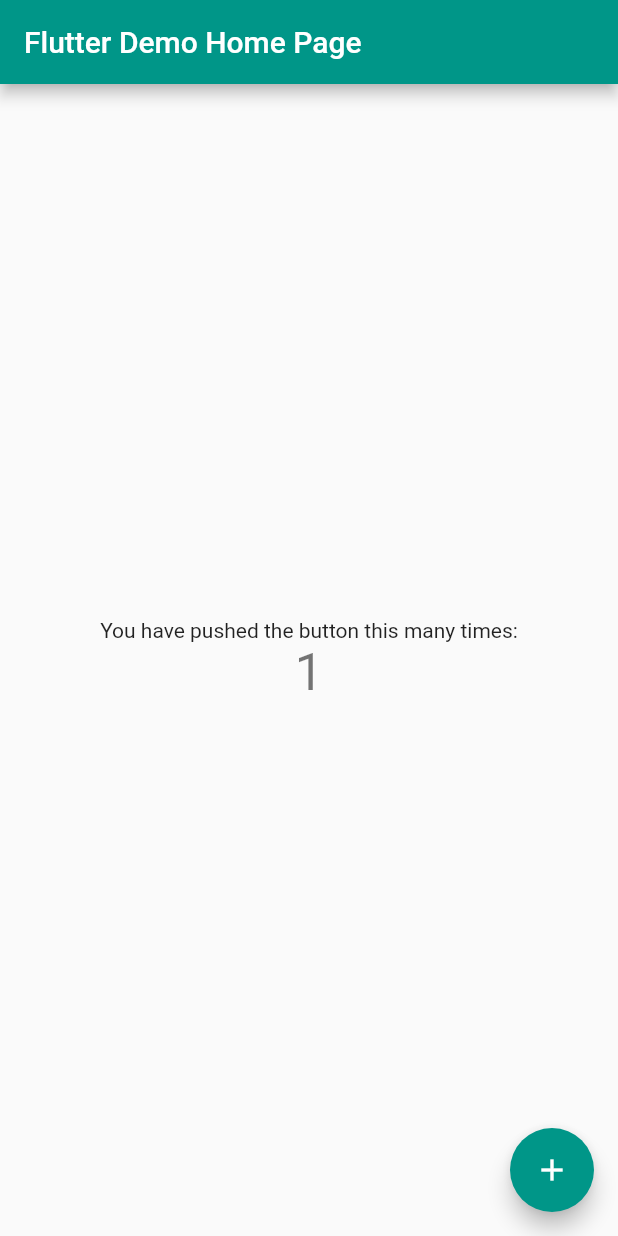
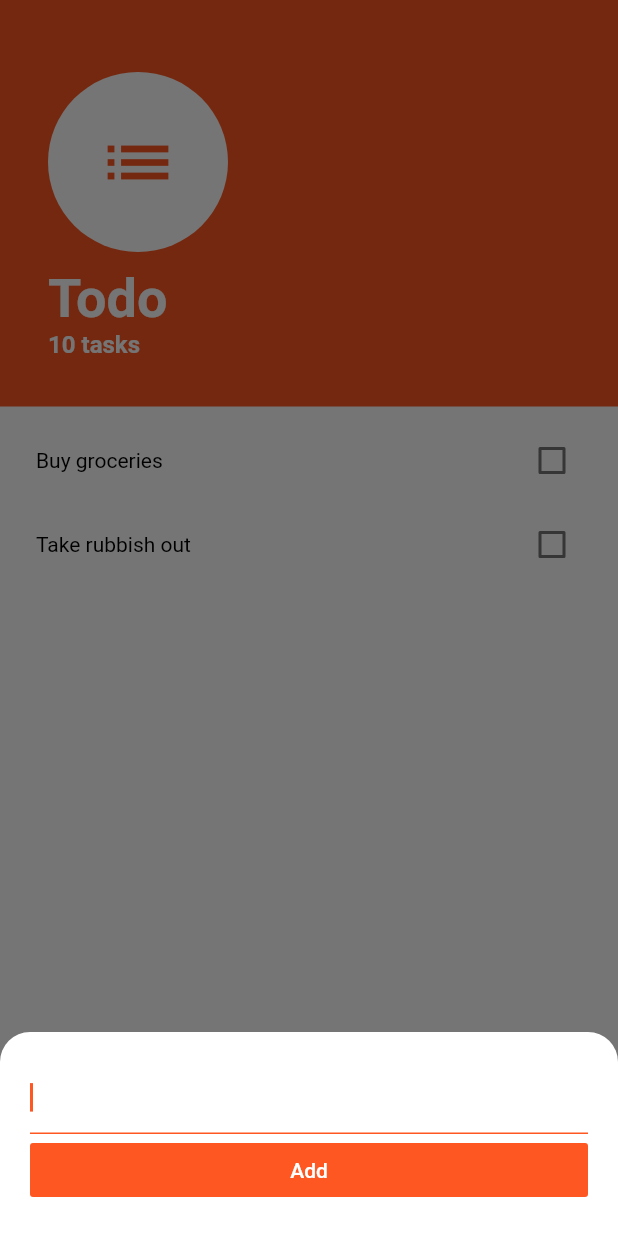
Before and after one commit to raymondallen/todo, a Flutter app: the screen it shows after launch, after a tap on the "add" icon, on a phone screen of 412 x 824 dp. Run offline on Flutter 3.47's test engine with Material 2 defaults, Android fonts, the phone set to English and light mode, and no system bars.

Commit message:
Started work on building task list and modal for adding new tasks.

```diff
--- /dev/null
+++ b/lib/components/add_task_form.dart
@@ -0,0 +1,59 @@
+import 'package:flutter/material.dart';
+import 'package:todo/constants.dart';
+
+class AddTaskForm extends StatefulWidget {
+  @override
+  _AddTaskFormState createState() => _AddTaskFormState();
+}
+
+class _AddTaskFormState extends State<AddTaskForm> {
+  final TextEditingController _textController = TextEditingController();
+
+  @override
+  Widget build(BuildContext context) {
+    String newTask;
+
+    return Container(
+      color: Color(0xff757575),
+      child: Container(
+        padding: EdgeInsets.all(20.0),
+        decoration: BoxDecoration(
+          color: Colors.white,
+          borderRadius: BorderRadius.only(
+            topLeft: Radius.circular(20.0),
+            topRight: Radius.circular(20.0),
+          ),
+        ),
+        child: Column(
+          crossAxisAlignment: CrossAxisAlignment.stretch,
+          children: <Widget>[
+            TextField(
+              decoration: kAddTaskTextFieldDecoration,
+              autofocus: true,
+              textAlign: TextAlign.left,
+              onChanged: (newText) {
+                newTask = newText;
+              },
+            ),
+            FlatButton(
+              child: Text(
+                'Add',
+                style: TextStyle(
+                  color: Colors.white,
+                ),
+              ),
+              color: Colors.deepOrange,
+              onPressed: () {},
+            ),
+          ],
+        ),
+      ),
+    );
+  }
+
+  @override
+  void dispose() {
+    _textController.dispose();
+    super.dispose();
+  }
+}
--- /dev/null
+++ b/lib/components/task_list.dart
@@ -0,0 +1,83 @@
+import 'package:flutter/material.dart';
+import 'package:todo/constants.dart';
+import 'package:todo/models/task.dart';
+
+class TaskList extends StatefulWidget {
+  @override
+  _TaskListState createState() => _TaskListState();
+}
+
+class _TaskListState extends State<TaskList> {
+  List<Task> tasks = [
+    Task(
+      name: 'Buy groceries',
+    ),
+    Task(name: 'Take rubbish out'),
+  ];
+
+  @override
+  Widget build(BuildContext context) {
+    return Expanded(
+      child: Container(
+        color: Colors.white,
+        child: ListView.builder(
+          padding: EdgeInsets.all(8.0),
+          itemCount: tasks.length,
+          itemBuilder: (context, index) {
+            return TaskTile(
+              title: tasks[index].name,
+              checked: tasks[index].isComplete,
+              toggleCheckboxState: (bool value) {
+                setState(() {
+                  tasks[index].isComplete = value;
+                });
+              },
+            );
+          },
+        ),
+      ),
+    );
+  }
+}
+
+class TaskTile extends StatefulWidget {
+  const TaskTile({
+    Key key,
+    @required this.title,
+    @required this.checked,
+    @required this.toggleCheckboxState,
+  }) : super(key: key);
+
+  final String title;
+  final bool checked;
+  final Function toggleCheckboxState;
+
+  @override
+  _TaskTileState createState() => _TaskTileState();
+}
+
+class _TaskTileState extends State<TaskTile> {
+  bool isChecked = false;
+
+  @override
+  void initState() {
+    isChecked = this.widget.checked;
+    super.initState();
+  }
+
+  @override
+  Widget build(BuildContext context) {
+    return CheckboxListTile(
+      title: Text(
+        widget.title,
+        style: kListItemStyle,
+      ),
+      value: isChecked,
+      onChanged: (bool value) {
+        isChecked = value;
+        widget.toggleCheckboxState(value);
+      },
+      activeColor: Colors.deepOrange,
+    );
+  }
+}
--- /dev/null
+++ b/lib/constants.dart
@@ -0,0 +1,45 @@
+import 'package:flutter/material.dart';
+
+const kAppTitle = TextStyle(
+  color: Colors.white,
+  fontSize: 36.0,
+  fontWeight: FontWeight.bold,
+);
+
+const kTaskCountStyle = TextStyle(
+  fontWeight: FontWeight.bold,
+  fontSize: 16.0,
+  color: Colors.white,
+);
+
+const kListItemStyle = TextStyle(
+  fontSize: 14.0,
+  color: Colors.black,
+);
+
+const kAddTaskTextFieldDecoration = InputDecoration(
+  hintText: '',
+  enabledBorder: UnderlineInputBorder(
+    borderSide: BorderSide(
+      color: Colors.grey,
+    ),
+  ),
+  focusedBorder: UnderlineInputBorder(
+    borderSide: BorderSide(
+      color: Colors.deepOrange,
+    ),
+  ),
+  errorBorder: UnderlineInputBorder(
+    borderSide: BorderSide(
+      color: Colors.deepOrange,
+    ),
+  ),
+  errorStyle: TextStyle(
+    color: Colors.deepOrange,
+  ),
+  focusedErrorBorder: UnderlineInputBorder(
+    borderSide: BorderSide(
+      color: Colors.deepOrange,
+    ),
+  ),
+);
--- a/lib/main.dart
+++ b/lib/main.dart
@@ -1,4 +1,5 @@
 import 'package:flutter/material.dart';
+import 'package:todo/screens/tasks_screen.dart';
 
 void main() => runApp(MyApp());
 
@@ -6,58 +7,12 @@ class MyApp extends StatelessWidget {
   @override
   Widget build(BuildContext context) {
     return MaterialApp(
+      debugShowCheckedModeBanner: false,
       title: 'Flutter Todo App',
       theme: ThemeData(
-        primarySwatch: Colors.teal,
+        primarySwatch: Colors.deepOrange,
       ),
-      home: MyHomePage(title: 'Flutter Demo Home Page'),
+      home: TasksScreen(),
     );
   }
 }
-
-class MyHomePage extends StatefulWidget {
-  MyHomePage({Key key, this.title}) : super(key: key);
-
-  final String title;
-
-  @override
-  _MyHomePageState createState() => _MyHomePageState();
-}
-
-class _MyHomePageState extends State<MyHomePage> {
-  int _counter = 0;
-
-  void _incrementCounter() {
-    setState(() {
-      _counter++;
-    });
-  }
-
-  @override
-  Widget build(BuildContext context) {
-    return Scaffold(
-      appBar: AppBar(
-        title: Text(widget.title),
-      ),
-      body: Center(
-        child: Column(
-          mainAxisAlignment: MainAxisAlignment.center,
-          children: <Widget>[
-            Text(
-              'You have pushed the button this many times:',
-            ),
-            Text(
-              '$_counter',
-              style: Theme.of(context).textTheme.display1,
-            ),
-          ],
-        ),
-      ),
-      floatingActionButton: FloatingActionButton(
-        onPressed: _incrementCounter,
-        tooltip: 'Increment',
-        child: Icon(Icons.add),
-      ),
-    );
-  }
-}
--- /dev/null
+++ b/lib/models/task.dart
@@ -0,0 +1,15 @@
+class Task {
+  final String name;
+  bool isComplete;
+
+  Task({this.name, this.isComplete = false});
+
+  void toggleComplete() {
+    isComplete = !isComplete;
+  }
+
+  @override
+  String toString() {
+    return '{ name: ${this.name}, complete: ${this.isComplete} }';
+  }
+}
--- /dev/null
+++ b/lib/screens/tasks_screen.dart
@@ -0,0 +1,72 @@
+import 'package:flutter/material.dart';
+import 'package:todo/components/add_task_form.dart';
+import 'package:todo/constants.dart';
+import 'package:todo/components/task_list.dart';
+
+class TasksScreen extends StatelessWidget {
+  @override
+  Widget build(BuildContext context) {
+    return Scaffold(
+      backgroundColor: Colors.deepOrange,
+      body: Column(
+        crossAxisAlignment: CrossAxisAlignment.start,
+        children: <Widget>[
+          Container(
+            padding: EdgeInsets.only(
+              top: 48.0,
+              left: 32.0,
+              right: 32.0,
+              bottom: 32.0,
+            ),
+            child: Column(
+              crossAxisAlignment: CrossAxisAlignment.start,
+              children: <Widget>[
+                CircleAvatar(
+                  child: Icon(
+                    Icons.list,
+                    size: 54.0,
+                  ),
+                  backgroundColor: Colors.white,
+                  foregroundColor: Colors.deepOrange,
+                  radius: 60.0,
+                ),
+                SizedBox(
+                  height: 10.0,
+                ),
+                Text(
+                  'Todo',
+                  style: kAppTitle,
+                ),
+                Text(
+                  '10 tasks',
+                  style: kTaskCountStyle,
+                ),
+              ],
+            ),
+          ),
+          TaskList(),
+        ],
+      ),
+      floatingActionButton: FloatingActionButton(
+        foregroundColor: Colors.white,
+        backgroundColor: Colors.deepOrange,
+        onPressed: () {
+          showModalBottomSheet(
+            context: context,
+            isScrollControlled: true,
+            builder: (context) => SingleChildScrollView(
+              child: Container(
+                padding: EdgeInsets.only(
+                    bottom: MediaQuery.of(context).viewInsets.bottom),
+                child: AddTaskForm(),
+              ),
+            ),
+          );
+        },
+        child: Icon(
+          Icons.add,
+        ),
+      ),
+    );
+  }
+}
--- a/pubspec.yaml
+++ b/pubspec.yaml
@@ -11,6 +11,7 @@ dependencies:
     sdk: flutter
 
   cupertino_icons: ^0.1.2
+  modal_bottom_sheet: ^0.1.4
 
 dev_dependencies:
   flutter_test:
```
Also changed, not shown: pubspec.lock, 2 other files.
